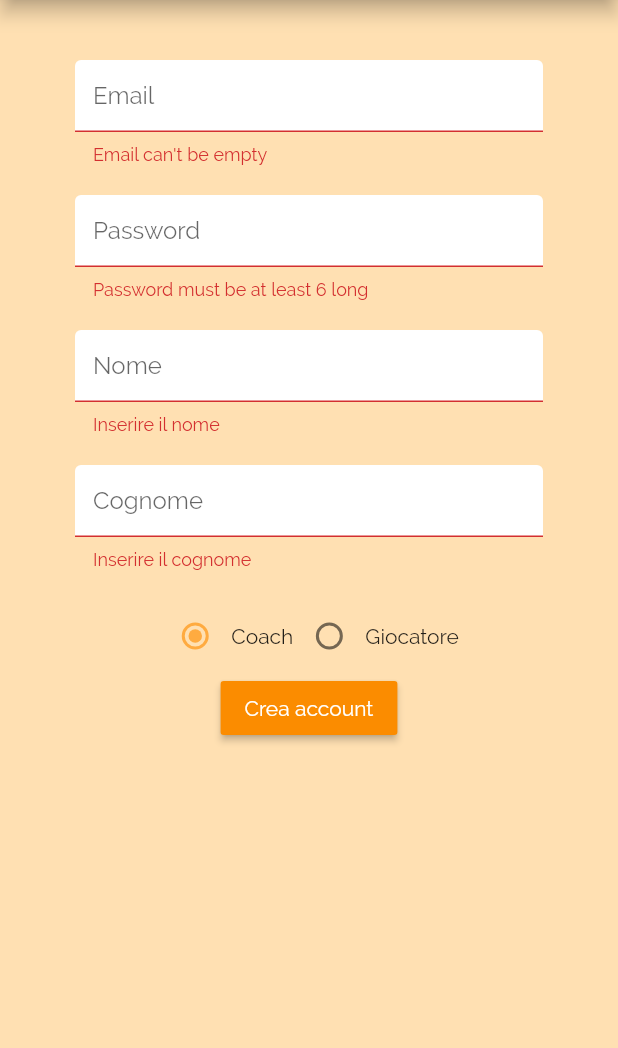
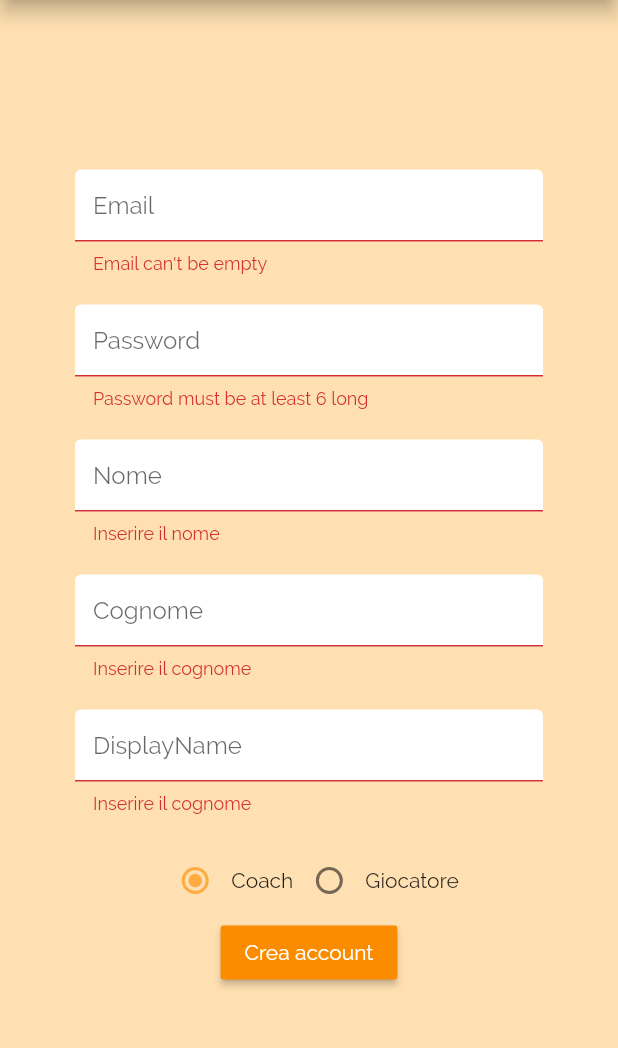
Before and after one commit to lucamerighi/alley_app, a Flutter app: the ViewRegister screen opened directly, after a tap on "Crea account", on a phone screen of 412 x 824 dp, the part 84-1132 px from its top. Run offline on Flutter 3.47's test engine with Material 2 defaults, Android fonts, the phone set to English and light mode, and no system bars; our stand-ins replace cloud_firestore, firebase_auth, flutter_datetime_picker, table_calendar; accounts and stored records are empty.

Commit message:
add displayname to register form, gif background
center register form

```diff
--- a/lib/shared/loading.dart
+++ b/lib/shared/loading.dart
@@ -5,7 +5,7 @@ class Loading extends StatelessWidget {
   Widget build(BuildContext context) {
     return Container(
       height: double.infinity,
-      color: Color(0xffF1EFF1),
+      color: Colors.orange[100],
       child: Center(
         // child: SpinKitWanderingCubes(
         //   color: Colors.orange,
--- a/lib/views/authenticate/view_register.dart
+++ b/lib/views/authenticate/view_register.dart
@@ -40,7 +40,8 @@ class _ViewRegisterState extends State<ViewRegister> {
                     label: Text('Login'),
                   )
                 ]),
-            body: Container(
+            body: Center(
+              child: Container(
                 padding: EdgeInsets.symmetric(vertical: 20, horizontal: 50),
                 child: Form(
                   key: _formKey,
@@ -80,6 +81,16 @@ class _ViewRegisterState extends State<ViewRegister> {
                         ),
                         TextFormField(
                           decoration: TextInputDecoration.copyWith(hintText: 'Cognome'),
+                          validator: (value) => value.isEmpty ? 'Inserire il cognome' : null,
+                          onChanged: (value) {
+                            setState(() => cognome = value);
+                          },
+                        ),
+                        SizedBox(
+                          height: 20,
+                        ),
+                        TextFormField(
+                          decoration: TextInputDecoration.copyWith(hintText: 'DisplayName'),
                           validator: (value) => value.isEmpty ? 'Inserire il cognome' : null,
                           onChanged: (value) {
                             setState(() => cognome = value);
@@ -139,6 +150,7 @@ class _ViewRegisterState extends State<ViewRegister> {
                   ),
                 ),
               ),
+            ),
           );
   }
 }
```
Also changed, not shown: assets/loading.gif. Lines whose indentation alone changed are shown as unchanged.
